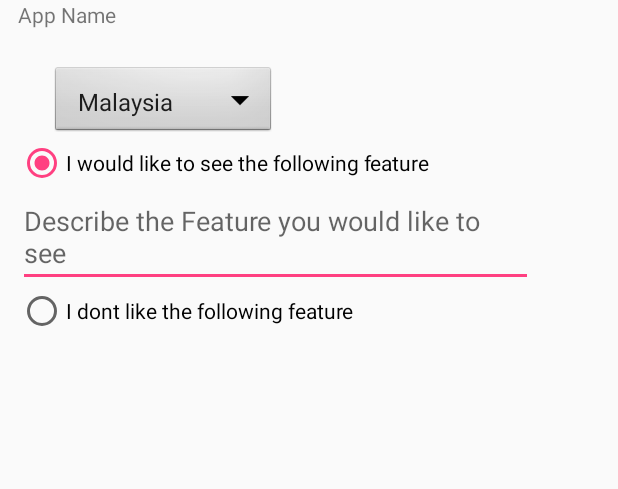
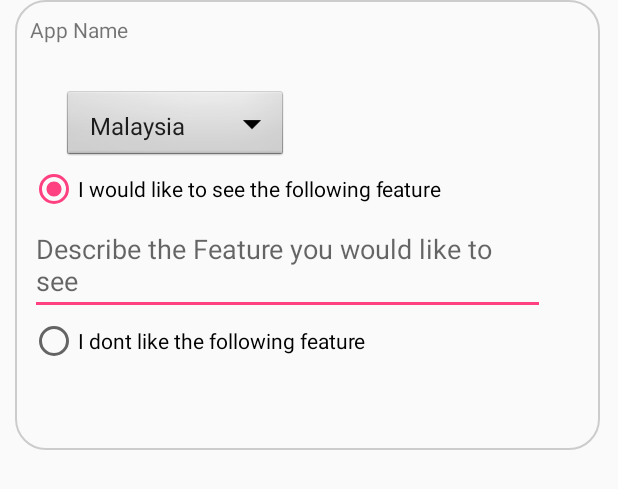
Before and after one commit to TineshShah/T_tabbed1, an Android app: the layout tab2.xml on its own in the app's theme, with its tools: preview values and no code run, on a phone screen of 412 x 824 dp. Shown: the top 489 px of the screen. Run offline under Robolectric (Android 15) with nearby library versions, the phone set to English and light mode, and no system bars.

Commit message:
Tab1 Orientation changed(buttons realigned) Send button hidden on first instance, Bordors added for cleaner look FrameLayout added for floating buttons,

```diff
--- a/app/src/main/java/com/example/tinesh/t_tabbed/Tab2.java
+++ b/app/src/main/java/com/example/tinesh/t_tabbed/Tab2.java
@@ -1,4 +1,5 @@
 package com.example.tinesh.t_tabbed;
+import android.support.design.widget.FloatingActionButton;
 import android.support.v4.app.Fragment;
 import android.os.Bundle;
 import android.support.annotation.Nullable;
@@ -14,6 +15,11 @@ public class Tab2 extends Fragment {
     @Nullable
     @Override
     public View onCreateView(LayoutInflater inflater, @Nullable ViewGroup container, Bundle savedInstanceState) {
+
+
+
         return inflater.inflate(R.layout.tab2,container,false);
+
+
     }
 }
--- /dev/null
+++ b/app/src/main/res/drawable/border.xml
@@ -0,0 +1,6 @@
+<?xml version="1.0" encoding="UTF-8"?>
+<shape xmlns:android="http://schemas.android.com/apk/res/android" android:shape="rectangle">
+    <corners android:radius="20dp"/>
+    <padding android:left="10dp" android:right="10dp" android:top="10dp" android:bottom="10dp"/>
+    <stroke android:width="1dp" android:color="#CCCCCC"/>
+</shape>
--- a/app/src/main/res/layout/tab2.xml
+++ b/app/src/main/res/layout/tab2.xml
@@ -7,13 +7,12 @@
 
     <LinearLayout
         android:id="@+id/linearLayout"
-        android:layout_width="match_parent"
-        android:layout_height="wrap_content"
-        android:layout_alignParentStart="true"
+        android:layout_width="390dp"
+        android:layout_height="300dp"
         android:layout_alignParentTop="true"
-        android:layout_marginStart="12dp"
-        android:orientation="vertical"
-        android:layout_alignParentEnd="true">
+        android:layout_marginStart="10dp"
+        android:background="@drawable/border"
+        android:orientation="vertical">
 
         <TextView
             android:id="@+id/textView"
@@ -68,8 +67,8 @@
                 android:layout_width="wrap_content"
                 android:layout_height="wrap_content"
                 android:layout_weight="1"
-                android:text="@string/Rbth_dontlikeFeature"
-                android:onClick="Dontlikeselected"/>
+                android:onClick="Dontlikeselected"
+                android:text="@string/Rbth_dontlikeFeature" />
 
 
             <EditText
@@ -79,8 +78,7 @@
                 android:ems="10"
                 android:hint="Describe the Feature you dont like"
                 android:inputType="textMultiLine"
-                android:visibility="invisible"
-                />
+                android:visibility="invisible" />
         </RadioGroup>
 
     </LinearLayout>
--- a/app/src/main/res/layout/tab3.xml
+++ b/app/src/main/res/layout/tab3.xml
@@ -3,8 +3,4 @@
     android:orientation="vertical" android:layout_width="match_parent"
     android:layout_height="match_parent">
 
-    <VideoView
-        android:id="@+id/videoView"
-        android:layout_width="match_parent"
-        android:layout_height="209dp" />
 </LinearLayout>
--- a/app/src/main/res/values/strings.xml
+++ b/app/src/main/res/values/strings.xml
@@ -20,6 +20,8 @@
     <string name="previous">previous</string>
     <string name="next">Next</string>
     <string name="information">Information..</string>
+    <string name="record_screen">Record Screen</string>
+    <string name="screenshot">Screenshot</string>
     <string-array name="country_arrays">
         <item>Malaysia</item>
         <item>United States</item>
```
Also changed, not shown: app/src/main/java/com/example/tinesh/t_tabbed/TabTin.java (+40 -28 lines), app/src/main/java/com/example/tinesh/t_tabbed/Tab_1.java (+7 -10 lines), app/src/main/res/layout/tab_1.xml (+86 -30 lines).
